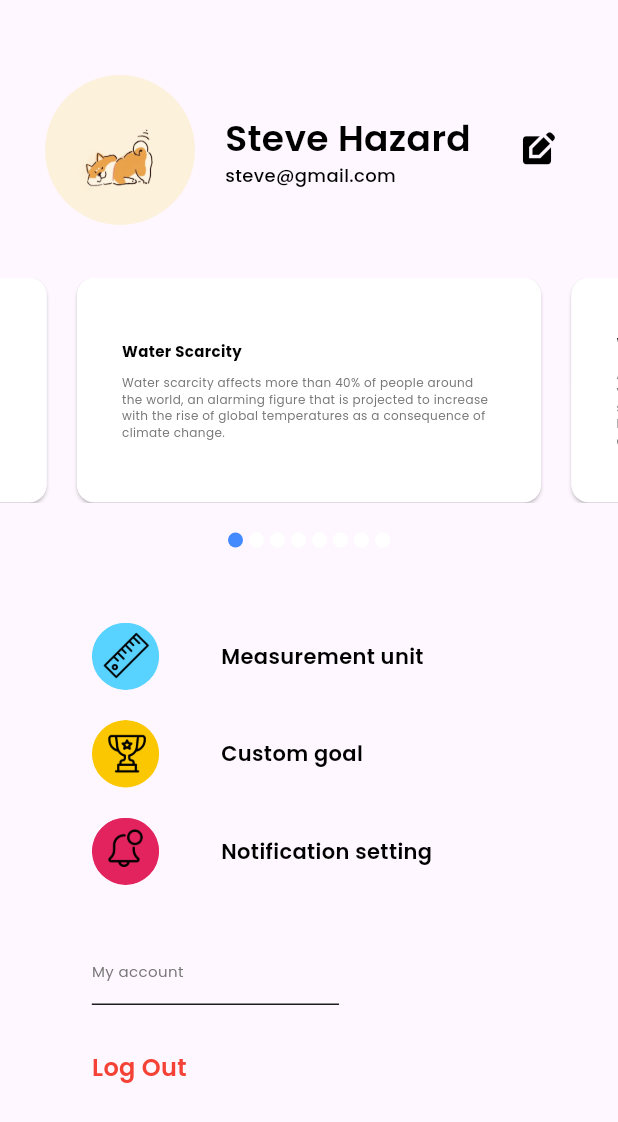
After one commit to ARNE-08/Water-Cactus, a Flutter app: the ProfilePage screen opened directly, on a phone screen of 412 x 824 dp. The commit adds this screen. Shown: the top 1122 px of the screen. Run offline on Flutter 3.47's test engine with Material 3 defaults, Android fonts, the phone set to English and light mode, and no system bars; drawn by our look-alikes of carousel_slider; our stand-ins replace flutter_secure_storage, google_fonts; accounts and stored records are empty.

Commit message:
[ADD] profile page structure

```diff
--- /dev/null
+++ b/watercactus_frontend/lib/screen/profile/profile.dart
@@ -0,0 +1,245 @@
+import 'package:flutter/cupertino.dart';
+import 'package:flutter/material.dart';
+import 'package:flutter/widgets.dart';
+import 'package:watercactus_frontend/theme/custom_theme.dart';
+import 'package:watercactus_frontend/theme/color_theme.dart';
+import 'package:watercactus_frontend/widget/cardCarousel.dart';
+
+class ProfilePage extends StatefulWidget {
+  const ProfilePage();
+
+  @override
+  State<StatefulWidget> createState() => _ProfilePageState();
+}
+
+class _ProfilePageState extends State<ProfilePage> {
+    final List<CardData> cardList = [ // List of CardData objects defined here
+      CardData(title: 'Water Scarcity', detail: 'Water scarcity affects more than 40% of people around the world, an alarming figure that is projected to increase with the rise of global temperatures as a consequence of climate change.' ),
+      CardData(title: 'Water Quality', detail: 'Access to clean and safe drinking water is a human right, yet billions of people still lack access to basic water services. Improving water quality is essential for human health, environmental sustainability, and economic development.' ),
+      CardData(title: 'Water and Agriculture', detail: 'Water is crucial for agriculture, which is the largest consumer of water globally. Efficient water management practices are essential to ensure food security, sustainable agricultural production, and rural development.' ),
+      CardData(title: 'Water and Climate Change', detail: 'Climate change exacerbates water-related challenges such as floods, droughts, and water scarcity. Addressing climate change impacts on water resources is essential for achieving sustainable development and resilience.' ),
+      CardData(title: 'Water and Gender Equality', detail: 'Women and girls are disproportionately affected by water scarcity and lack of access to sanitation facilities. Promoting gender equality in water management and sanitation is crucial for empowering women and achieving sustainable development goals.' ),
+      CardData(title: 'Water and Industry', detail: 'Industrial activities contribute to water pollution and water scarcity challenges. Sustainable industrial practices, including water recycling and pollution prevention measures, are essential for reducing water footprint and preserving water resources.' ),
+      CardData(title: 'Water and Health', detail: 'Access to clean water and sanitation is fundamental to human health and well-being. Improving water quality and sanitation facilities can prevent waterborne diseases and improve public health outcomes globally.' ),
+      CardData(title: 'Water and Ecosystems', detail: 'Water ecosystems, including rivers, lakes, and wetlands, provide essential services such as water purification, flood regulation, and habitat for biodiversity. Protecting water ecosystems is crucial for maintaining ecological balance and sustainable development.' ),
+    ];
+
+
+  void _showLogoutConfirmationDialog() {
+    showDialog(
+      context: context,
+      builder: (BuildContext context) {
+        return AlertDialog(
+          backgroundColor: Colors.white,
+          shape: RoundedRectangleBorder(
+          borderRadius: BorderRadius.circular(10.0), // Adjust border radius as needed
+          ),
+          title: Text(
+            'Logout of WaterCactus?',
+            style: CustomTextStyle.poppins1
+          ),
+          content: Text(
+            'You can always log back in at any time',
+            style: CustomTextStyle.poppins4.copyWith(color: AppColors.black)
+          ),
+          actions: <Widget>[
+            Center(
+              child: Row(
+                mainAxisAlignment: MainAxisAlignment.end,
+                children: [
+                  TextButton(
+                    style: TextButton.styleFrom(
+                      backgroundColor: Colors.grey[300],
+                      // primary: Colors.black,
+                    ),
+                    child: Text(
+                      'Cancel',
+                      style: CustomTextStyle.poppins4.copyWith(color: AppColors.black),
+                    ),
+                    onPressed: () {
+                      Navigator.of(context).pop();
+                    },
+                  ),
+                  const SizedBox(width: 10),
+                  TextButton(
+                    style: TextButton.styleFrom(
+                      backgroundColor: Color.fromARGB(255, 255, 17, 0),
+                    ),
+                    child: Text(
+                      'Logout',
+                      style: CustomTextStyle.poppins4.copyWith(color: Colors.white),
+                    ),
+                    onPressed: () {
+                      Navigator.of(context).pop(); // Close the dialog
+                      Navigator.pushNamed(
+                          context, '/login'); // Navigate to the login page
+                    },
+                  ),
+                ],
+              ),
+            ),
+          ],
+        );
+      },
+    );
+  }
+
+  @override
+  Widget build(BuildContext context) {
+    return Scaffold(
+      body: Column(
+        children: [
+          SizedBox(height: 20),
+          Padding(
+            padding: const EdgeInsets.all(30.0),
+            child: Row(
+              mainAxisAlignment: MainAxisAlignment.center,
+              children: [
+                SizedBox(
+                height: 100,
+                width: 100,
+                child: ClipOval(
+                  child: Image.asset(
+                      'assets/profile_page/dog.jpg',
+                      fit: BoxFit.cover,
+                    ),
+                  ),
+                ),
+                SizedBox(width: 20),
+                Expanded(
+                  child: Column(
+                    mainAxisAlignment: MainAxisAlignment.center,
+                    crossAxisAlignment: CrossAxisAlignment.start,
+                    children: [
+                      Text('Steve Hazard', style: CustomTextStyle.poppins6.copyWith(fontSize: 24)),
+                      Text('steve@gmail.com', style: CustomTextStyle.poppins2),
+                    ]
+                  ),
+                ),
+                IconButton(
+                  onPressed: () {
+
+                  },
+                  icon: Icon(Icons.edit_square, color: AppColors.black, size: 25),
+                )
+              ],
+            ),
+          ),
+          SizedBox(height: 5),
+          CardCarousel(cards: cardList),
+          Padding(
+            padding:  EdgeInsets.all(20),
+            child: Column(
+              mainAxisAlignment: MainAxisAlignment.spaceEvenly,
+              children: [
+                SizedBox(height: 20),
+                GestureDetector(
+                  onTap: () {
+                    Navigator.pushNamed(context, '/unit');
+                  },
+                  child: Row(
+                    mainAxisAlignment: MainAxisAlignment.start,
+                    children: [
+                      SizedBox(width: MediaQuery.of(context).size.width * 0.1),
+                      SizedBox(
+                        height: 45,
+                        width: 45,
+                        child: ClipOval(
+                          child: Image.asset(
+                              'assets/profile_page/measure.png',
+                              fit: BoxFit.cover,
+                            ),
+                          ),
+                      ),
+                      SizedBox(width: MediaQuery.of(context).size.width * 0.1),
+                      Text('Measurement unit', style: CustomTextStyle.poppins6),
+                    ],
+                  ),
+                ),
+                SizedBox(height: 20),
+                GestureDetector(
+                  onTap: () {
+                    Navigator.pushNamed(context, '/goal');
+                  },
+                  child: Row(
+                    mainAxisAlignment: MainAxisAlignment.start,
+                    children: [
+                      SizedBox(width: MediaQuery.of(context).size.width * 0.1),
+                      SizedBox(
+                        height: 45,
+                        width: 45,
+                        child: ClipOval(
+                          child: Image.asset(
+                              'assets/profile_page/goal.png',
+                              fit: BoxFit.cover,
+                            ),
+                          ),
+                      ),
+                      SizedBox(width: MediaQuery.of(context).size.width * 0.1),
+                      Text('Custom goal', style: CustomTextStyle.poppins6),
+                    ],
+                  ),
+                ),
+                SizedBox(height: 20),
+                GestureDetector(
+                  onTap: () {
+                    Navigator.pushNamed(context, '/noti');
+                  },
+                  child: Row(
+                    mainAxisAlignment: MainAxisAlignment.start,
+                    children: [
+                      SizedBox(width: MediaQuery.of(context).size.width * 0.1),
+                      SizedBox(
+                        height: 45,
+                        width: 45,
+                        child: ClipOval(
+                          child: Image.asset(
+                              'assets/profile_page/noti.png',
+                              fit: BoxFit.cover,
+                            ),
+                          ),
+                      ),
+                      SizedBox(width: MediaQuery.of(context).size.width * 0.1),
+                      Text('Notification setting', style: CustomTextStyle.poppins6),
+                    ],
+                  ),
+                )
+              ],
+            )
+          ),
+          SizedBox(height: 10),
+          Padding(
+            padding:  EdgeInsets.all(20),
+            child: Container(
+              height: 100,
+              child: Row(
+                mainAxisAlignment: MainAxisAlignment.start,
+                crossAxisAlignment: CrossAxisAlignment.start,
+                children: [
+                  SizedBox(width: MediaQuery.of(context).size.width * 0.1),
+                  Column(
+                    mainAxisAlignment: MainAxisAlignment.start,
+                    crossAxisAlignment: CrossAxisAlignment.start,
+                    children: [
+                      Text('My account', style: CustomTextStyle.poppins4),
+                      SizedBox(height: 15),
+                      Container(
+                        height: 1,
+                        width: MediaQuery.of(context).size.width * 0.4,
+                        color: AppColors.darkGrey,                      ),
+                      SizedBox(height: 30),
+                      GestureDetector(
+                        onTap: () => _showLogoutConfirmationDialog(),
+                        child: Text('Log Out', style: CustomTextStyle.poppins6.copyWith(color: Colors.red, fontSize: 16))
+                      ),
+                    ],
+                  ),
+                ]
+              ),
+            )
+          )
+        ],
+      ),
+    );
+  }
+}
--- a/watercactus_frontend/lib/theme/custom_theme.dart
+++ b/watercactus_frontend/lib/theme/custom_theme.dart
@@ -89,6 +89,14 @@ class CustomTextStyle {
       fontSize: 16,
       color: AppColors.black,
     ),
+    );
+
+    static final TextStyle poppins6 = GoogleFonts.poppins(
+    textStyle: const TextStyle(
+      fontWeight: FontWeight.w600,
+      fontSize: 14,
+      color: AppColors.black,
+    ),
   );
 
   static final TextStyle baloo1 = GoogleFonts.balooThambi2(
--- /dev/null
+++ b/watercactus_frontend/lib/widget/cardCarousel.dart
@@ -0,0 +1,93 @@
+import 'package:carousel_slider/carousel_slider.dart';
+import 'package:flutter/material.dart';
+import 'package:watercactus_frontend/theme/color_theme.dart';
+import 'package:watercactus_frontend/theme/custom_theme.dart';
+
+class CardCarousel extends StatefulWidget {
+  final List<CardData> cards;
+
+  const CardCarousel({Key? key, required this.cards}) : super(key: key);
+
+  @override
+  _CardCarouselState createState() => _CardCarouselState();
+}
+
+class _CardCarouselState extends State<CardCarousel> {
+  int _currentPageIndex = 0;
+  final CarouselController _carouselController = CarouselController();
+
+  @override
+  Widget build(BuildContext context) {
+    return Column(
+      children: [
+        CarouselSlider(
+          options: CarouselOptions(
+            height: 150,
+            autoPlay: true,
+            autoPlayInterval: Duration(seconds: 7),
+            autoPlayAnimationDuration: Duration(milliseconds: 800),
+            autoPlayCurve: Curves.fastOutSlowIn,
+            pauseAutoPlayOnTouch: true,
+            aspectRatio: 2.0,
+            onPageChanged: (index, reason) => setState(() => _currentPageIndex = index),
+          ),
+          items: widget.cards.map((card) => _buildCarouselItem(card)).toList(),
+          carouselController: _carouselController,
+        ),
+        SizedBox(height: 10),
+        Row(
+          mainAxisAlignment: MainAxisAlignment.center,
+          children: widget.cards.asMap().entries.map((entry) {
+            return GestureDetector(
+              onTap: () => _carouselController.animateToPage(entry.key),
+              child: Container(
+                width: 10.0,
+                height: 10.0,
+                margin: EdgeInsets.symmetric(vertical: 10.0, horizontal: 2.0),
+                decoration: BoxDecoration(
+                  shape: BoxShape.circle,
+                  color: _currentPageIndex == entry.key
+                      ? Colors.blueAccent
+                      : Colors.white
+                ),
+              ),
+            );
+          }).toList(),
+        ),
+      ],
+    );
+  }
+
+  Widget _buildCarouselItem(CardData card) {
+    return Card(
+      color: Colors.white,
+      margin: EdgeInsets.symmetric(horizontal: 10.0),
+      child: Container(
+          width: MediaQuery.of(context).size.width,
+          padding: EdgeInsets.all(30.0),
+          child: Column(
+            mainAxisAlignment: MainAxisAlignment.center,
+            crossAxisAlignment: CrossAxisAlignment.start,
+            children: [
+              Text(
+                card.title,
+                style: CustomTextStyle.poppins3.copyWith(color: Colors.black),
+              ),
+              SizedBox(height: 8.0),
+              Text(
+                card.detail,
+                style: CustomTextStyle.poppins4.copyWith(fontSize: 8),
+              ),
+            ],
+          ),
+      ),
+    );
+  }
+}
+
+class CardData {
+  final String title;
+  final String detail;
+
+  const CardData({required this.title, required this.detail});
+}
```
Also changed, not shown: watercactus_frontend/lib/widget/numpad.dart (+18 -9 lines), watercactus_frontend/pubspec.yaml (+14 -0 lines), watercactus_frontend/assets/numbers/0.png (added), watercactus_frontend/assets/numbers/1.png (added), watercactus_frontend/assets/numbers/2.png (added), watercactus_frontend/assets/numbers/3.png (added), watercactus_frontend/assets/numbers/4.png (added), watercactus_frontend/assets/numbers/5.png (added), watercactus_frontend/assets/numbers/6.png (added), watercactus_frontend/assets/numbers/7.png (added), watercactus_frontend/assets/numbers/8.png (added), watercactus_frontend/assets/numbers/9.png (added), watercactus_frontend/assets/profile_page/dog.jpg (added), watercactus_frontend/assets/profile_page/goal.png (added), 3 more files.
